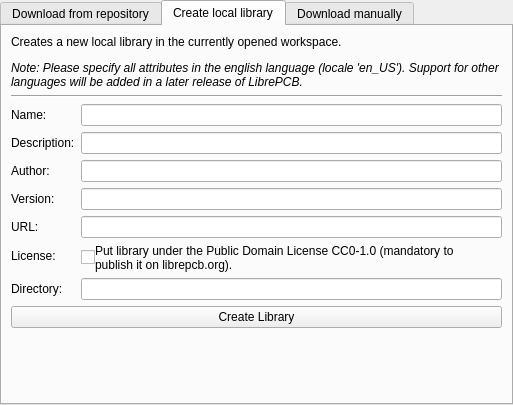
The window that libs/librepcb/editor/workspace/librarymanager/addlibrarywidget.ui (LibrePCB/LibrePCB) describes before a commit, drawn with Qt 5.
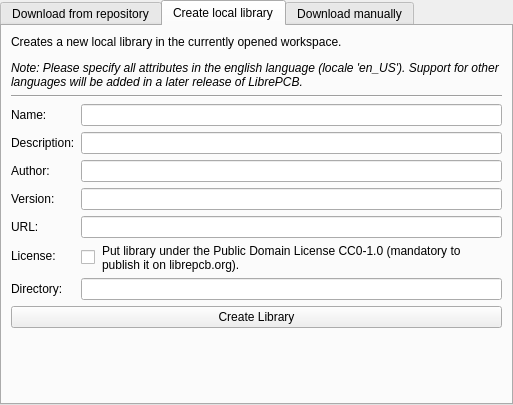
The same window after the commit. The open tabs and pages were chosen to show the change. Icons and pictures are not drawn.

Patch:
```diff
--- a/libs/librepcb/editor/workspace/librarymanager/addlibrarywidget.ui
+++ b/libs/librepcb/editor/workspace/librarymanager/addlibrarywidget.ui
@@ -74,6 +74,9 @@
        <string>Create local library</string>
       </attribute>
       <layout class="QFormLayout" name="formLayout">
+       <property name="fieldGrowthPolicy">
+        <enum>QFormLayout::AllNonFixedFieldsGrow</enum>
+       </property>
        <item row="0" column="0" colspan="2">
         <widget class="QLabel" name="label_8">
          <property name="text">
@@ -181,7 +184,10 @@
        <item row="7" column="1">
         <layout class="QHBoxLayout" name="horizontalLayout_2" stretch="0,1,0">
          <property name="spacing">
-          <number>0</number>
+          <number>7</number>
+         </property>
+         <property name="sizeConstraint">
+          <enum>QLayout::SetMinimumSize</enum>
          </property>
          <item>
           <widget class="QCheckBox" name="cbxLocalCc0License"/>
```
Left out of the diff: 3 changed lines with no effect on the pictures.
